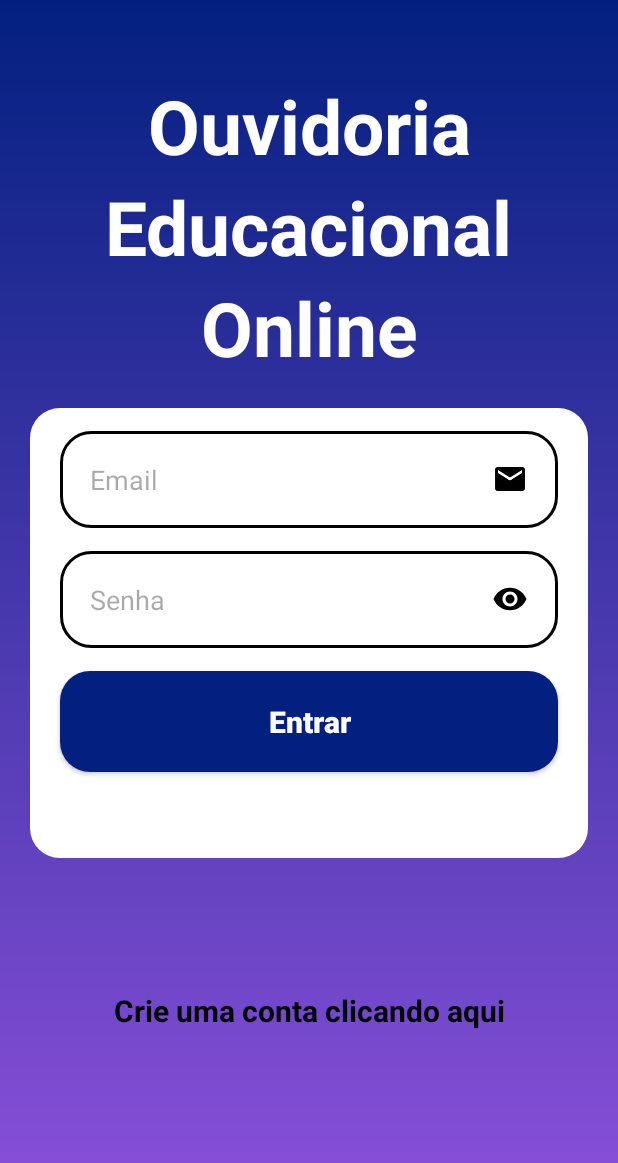
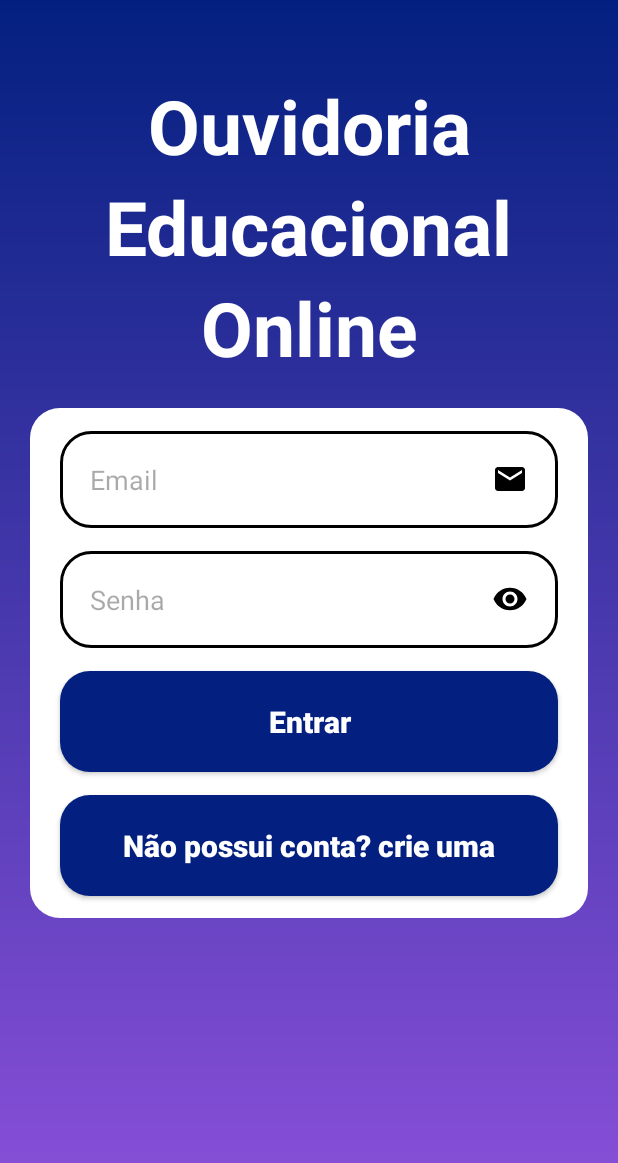
Before and after one commit to PaulinOitavo/AndroidStudioMiseravel, an Android app: the layout activity_login.xml on its own in the app's theme, with its tools: preview values and no code run, on a phone screen of 412 x 824 dp. Shown: the top 1163 px of the screen. Run offline under Robolectric (Android 15) with nearby library versions, the phone set to English and light mode, and no system bars.

Commit message:
atualuizadasso disgraça 2 o retrno

```diff
--- a/app/src/main/AndroidManifest.xml
+++ b/app/src/main/AndroidManifest.xml
@@ -13,7 +13,7 @@
         android:theme="@style/Theme.TCCtela"
         tools:targetApi="31">
         <activity
-            android:name=".Login"
+            android:name=".Perfil"
             android:exported="false" />
         <activity
             android:name=".Cadastro"
@@ -22,7 +22,7 @@
             android:name=".MainActivity"
             android:exported="false" />
         <activity
-            android:name=".Perfil"
+            android:name=".Login"
             android:exported="true">
             <intent-filter>
                 <action android:name="android.intent.action.MAIN" />
--- a/app/src/main/res/layout/activity_login.xml
+++ b/app/src/main/res/layout/activity_login.xml
@@ -52,6 +52,7 @@
         android:id="@+id/containerComponents"
         style="@style/ContainerComponents"
         android:layout_marginTop="20dp"
+
         app:layout_constraintEnd_toEndOf="parent"
         app:layout_constraintHorizontal_bias="0.6"
         app:layout_constraintStart_toStartOf="parent"
@@ -84,34 +85,19 @@
         android:id="@+id/bt_entrar"
         style="@style/Button"
         android:text="@string/entrar"
+        android:onClick="perfil"
         app:layout_constraintStart_toStartOf="parent"
         app:layout_constraintEnd_toEndOf="parent"
         app:layout_constraintTop_toBottomOf="@id/edit_senha"
     />
 
-    <ProgressBar
-        android:id="@+id/progressbar"
-        android:layout_width="wrap_content"
-        android:layout_height="wrap_content"
-        android:layout_marginTop="20dp"
-        android:indeterminateTint="@color/black"
-        android:visibility="invisible"
-        app:layout_constraintStart_toStartOf="parent"
-        app:layout_constraintEnd_toEndOf="parent"
-        app:layout_constraintTop_toBottomOf="@id/containerComponents"
-    />
 
-    <TextView
+
+    <androidx.appcompat.widget.AppCompatButton
         android:id="@+id/text_tela_cadastro"
-        android:layout_width="wrap_content"
-        android:layout_height="wrap_content"
-        android:text="@string/text_cadastro"
-        android:textSize="20sp"
-        android:textColor="@color/black"
-        android:textStyle="bold"
-        android:layout_marginTop="20dp"
-        android:layout_marginBottom="30dp"
-        app:layout_constraintTop_toBottomOf="@id/progressbar"
+        style="@style/Button"
+        android:text="Não possui conta? crie uma"
+        app:layout_constraintTop_toBottomOf="@id/bt_entrar"
         app:layout_constraintStart_toStartOf="parent"
         app:layout_constraintEnd_toEndOf="parent"
     />
--- a/app/src/main/res/layout/activity_perfil.xml
+++ b/app/src/main/res/layout/activity_perfil.xml
@@ -93,10 +93,12 @@
         app:layout_constraintTop_toBottomOf="@id/text_email_usuario"
         />
 
-    <Button
+    <androidx.appcompat.widget.AppCompatButton
+        android:id="@+id/bt_deslogar"
         android:layout_width="match_parent"
         android:layout_height="wrap_content"
         android:text="Deslogar"
+        android:onClick="login"
         android:textSize="18sp"
         android:textStyle="bold"
         android:textAllCaps="false"
--- a/app/src/main/res/values/styles.xml
+++ b/app/src/main/res/values/styles.xml
@@ -4,7 +4,7 @@
 
     <style name="ContainerComponents">
         <item name="android:layout_width">match_parent</item>
-        <item name="android:layout_height">300dp</item>
+        <item name="android:layout_height">340dp</item>
         <item name="android:background">@drawable/container_components</item>
         <item name="android:layout_margin">20dp</item>
     </style>
```
Also changed, not shown: app/src/main/java/com/example/tcctela/Login.java (+21 -1 lines), app/src/main/java/com/example/tcctela/Perfil.java (+17 -1 lines).
